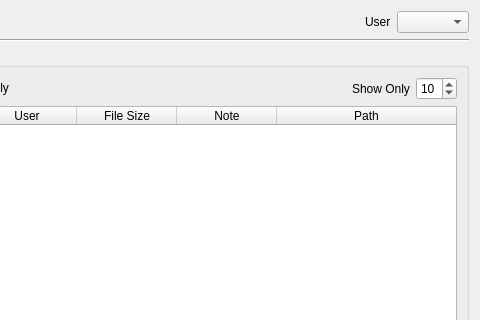
Above: oyProjectManager/ui/version_creator.ui from code-google-com/oyprojectmanager before the change; both pictures show x 800 to 1280 and y 0 to 320 of the 1280 by 512 pixel window. Below: the same form after it.
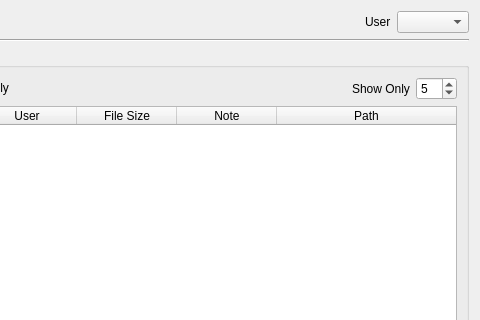
That is the form after the change.

Commit message: reduced the number of Versions which could be seen at a time to 5 in the version_creator UI

```diff
--- a/oyProjectManager/ui/version_creator.ui
+++ b/oyProjectManager/ui/version_creator.ui
@@ -506,7 +506,7 @@
              <item>
               <widget class="QSpinBox" name="version_count_spinBox">
                <property name="value">
-                <number>10</number>
+                <number>5</number>
                </property>
               </widget>
              </item>
```
The commit also changes 1 other file.
